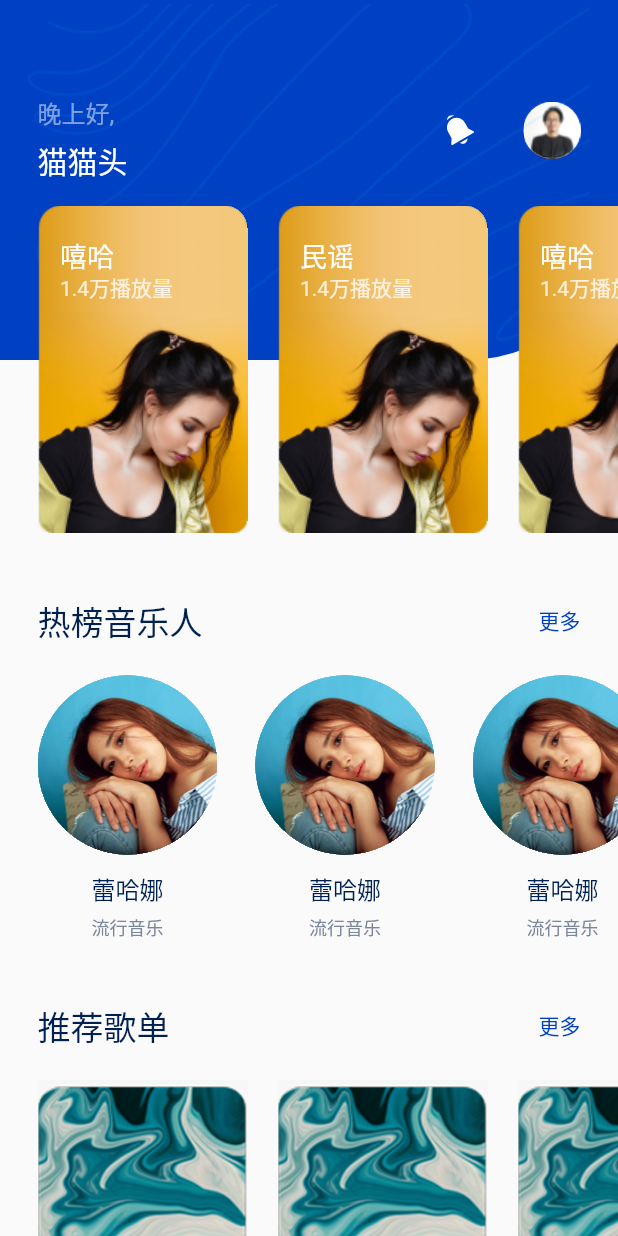
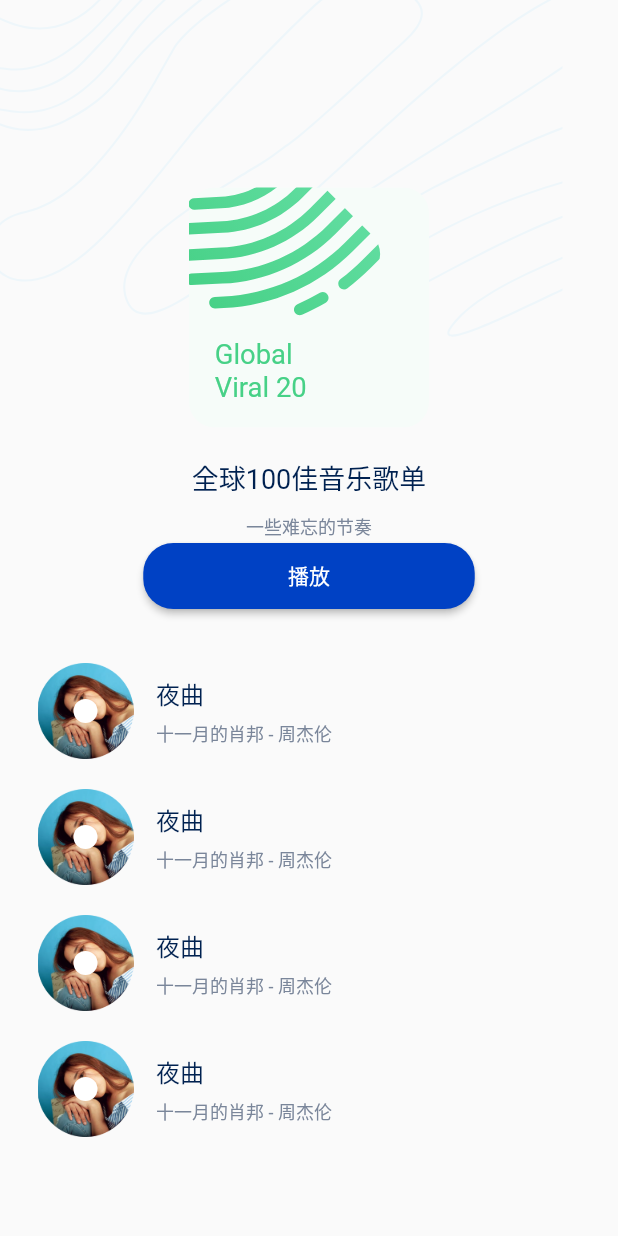
Before and after one commit to GnaixEuy/CatHat-Music-FrontEnd-APP, a Flutter app: the screen it shows after launch, after a tap on "嘻哈", on a phone screen of 412 x 824 dp. Run offline on Flutter 3.47's test engine with Material 2 defaults, Android fonts, the phone set to English and light mode, and no system bars; our stand-ins replace flutter_svg.

Commit message:
:poop: 添加了详情页面

```diff
--- a/lib/main.dart
+++ b/lib/main.dart
@@ -1,5 +1,6 @@
 import 'package:cathat_music_app/pages/home/home_page.dart';
 import 'package:cathat_music_app/pages/login/login_page.dart';
+import 'package:cathat_music_app/pages/playlist/detail_page.dart';
 import 'package:cathat_music_app/theme.dart';
 import 'package:flutter/material.dart';
 
@@ -8,22 +9,19 @@ void main() {
 }
 
 class CatHatMusic extends StatelessWidget {
-
-
   const CatHatMusic({Key? key}) : super(key: key);
-  // This widget is the root of your application.
+  // This widget is the root of your applicatio n.
   @override
   Widget build(BuildContext context) {
     return MaterialApp(
       title: '猫猫头音乐',
-      theme: ThemeData(
-        primarySwatch: primary,
-        tabBarTheme: tabBarTheme
-      ),
+      theme: ThemeData(primarySwatch: primary, tabBarTheme: tabBarTheme),
       initialRoute: '/',
       routes: {
         '/': (context) => const HomePage(),
-        '/login': (context) => const LoginPage()
+        '/login': (context) => const LoginPage(),
+        '/login': (context) => const LoginPage(),
+        '/playlist/detail': (context) => const PlaylistDetailPage(),
       },
     );
   }
--- a/lib/pages/home/category_banner.dart
+++ b/lib/pages/home/category_banner.dart
@@ -16,17 +16,26 @@ class CategoryBanner extends StatelessWidget {
             title: '嘻哈',
             description: '1.4万播放量',
             image: 'assets/images/banner.png',
-              onPress: () {}),
+            onPress: () {
+              Navigator.pushNamed(context, '/playlist/detail');
+            },
+          ),
           CategoryBannerCard(
             title: '民谣',
             description: '1.4万播放量',
             image: 'assets/images/banner.png',
-              onPress: () {}),
+            onPress: () {
+              Navigator.pushNamed(context, '/playlist/detail');
+            },
+          ),
           CategoryBannerCard(
             title: '嘻哈',
             description: '1.4万播放量',
             image: 'assets/images/banner.png',
-              onPress: () {}),
+            onPress: () {
+              Navigator.pushNamed(context, '/playlist/detail');
+            },
+          ),
         ],
       ),
     );
--- /dev/null
+++ b/lib/pages/playlist/detail_page.dart
@@ -0,0 +1,73 @@
+import 'package:cathat_music_app/theme.dart';
+import 'package:cathat_music_app/widget/music_list.dart';
+import 'package:flutter/material.dart';
+import 'package:flutter_svg/flutter_svg.dart';
+
+import 'header.dart';
+
+class PlaylistDetailPage extends StatefulWidget {
+  const PlaylistDetailPage({Key? key}) : super(key: key);
+
+  @override
+  State createState() => _PlaylistDetailPageState();
+}
+
+class _PlaylistDetailPageState extends State<PlaylistDetailPage> {
+  @override
+  Widget build(BuildContext context) {
+    return Scaffold(
+        body: SingleChildScrollView(
+      scrollDirection: Axis.vertical,
+      child: Stack(
+        children: <Widget>[
+          SizedBox(
+              width: 375,
+              height: 235,
+              child: SvgPicture.asset('assets/images/playlist-back-image.svg')),
+          SizedBox(
+            width: MediaQuery.of(context).size.width,
+            child: Column(
+              crossAxisAlignment: CrossAxisAlignment.center,
+              children: <Widget>[
+                const Header(),
+                Row(
+                  mainAxisAlignment: MainAxisAlignment.center,
+                  children: const <Widget>[
+                    PrimaryButton(
+                      child: Text("播放"),
+                    ),
+                  ],
+                ),
+                SizedBox(
+                  height: 34,
+                ),
+                MusicList()
+              ],
+            ),
+          ),
+        ],
+      ),
+    ));
+  }
+}
+
+class PrimaryButton extends StatelessWidget {
+  const PrimaryButton({Key? key, required Widget this.child}) : super(key: key);
+
+  final Widget child;
+
+  @override
+  Widget build(BuildContext context) {
+    return ElevatedButton(
+      child: child,
+      onPressed: () {},
+      style: ButtonStyle(
+        backgroundColor: MaterialStateProperty.all<Color>(primary),
+        shape: MaterialStateProperty.all(const RoundedRectangleBorder(
+            side: BorderSide.none,
+            borderRadius: BorderRadius.all(Radius.circular(20)))),
+        fixedSize: MaterialStateProperty.all<Size>(const Size(221, 44)),
+      ),
+    );
+  }
+}
--- /dev/null
+++ b/lib/pages/playlist/header.dart
@@ -0,0 +1,40 @@
+import 'package:cathat_music_app/theme.dart';
+import 'package:flutter/material.dart';
+import 'package:flutter_svg/svg.dart';
+
+class Header extends StatelessWidget {
+  const Header({
+    Key? key,
+  }) : super(key: key);
+
+  @override
+  Widget build(BuildContext context) {
+    return Container(
+      width: MediaQuery.of(context).size.width,
+      margin: const EdgeInsets.only(top: 125),
+      child: Column(
+        crossAxisAlignment: CrossAxisAlignment.center,
+        children: <Widget>[
+          Container(
+            margin: const EdgeInsets.only(bottom: 20),
+            width: 160,
+            height: 160,
+            child: SvgPicture.asset('assets/images/album.svg'),
+          ),
+          Container(
+            margin: const EdgeInsets.only(bottom: 10),
+            child: const Text("全球100佳音乐歌单",
+                style: TextStyle(
+                  fontSize: 18,
+                  color: primaryTextColor,
+                )),
+          ),
+          const Text(
+            "一些难忘的节奏",
+            style: TextStyle(fontSize: 12, color: secondaryTextColor),
+          )
+        ],
+      ),
+    );
+  }
+}
--- a/lib/theme.dart
+++ b/lib/theme.dart
@@ -24,8 +24,11 @@ const TabBarTheme tabBarTheme = TabBarTheme(
 
 const TextStyle primaryText = TextStyle(
   fontSize: 16,
-  color: Color(0xFF002150),
+  color: primaryTextColor,
 );
 
 const TextStyle secondaryText =
     TextStyle(color: Color(0xFF7A869A), fontSize: 12);
+
+const Color primaryTextColor = Color(0xFF002150);
+const Color secondaryTextColor = Color(0xFF7A869A);
```
Also changed, not shown: assets/images/album.svg (added), assets/images/playlist-back-image.svg (added), assets/images/save.svg (added), pubspec.lock. Lines whose indentation alone changed are shown as unchanged.
